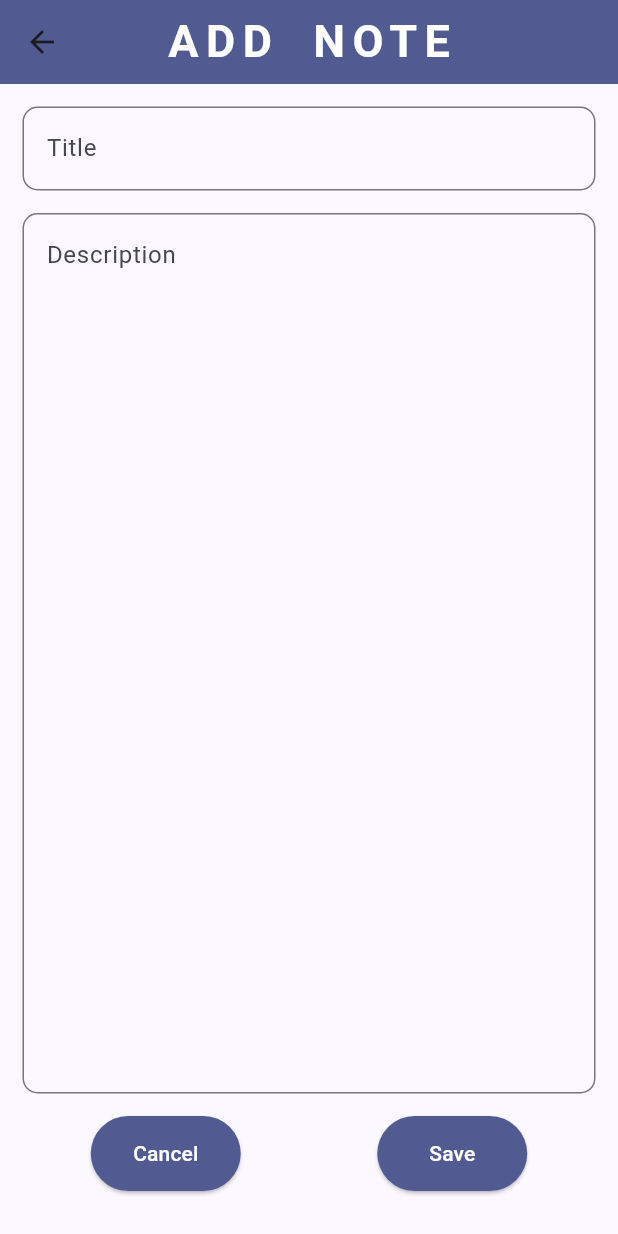
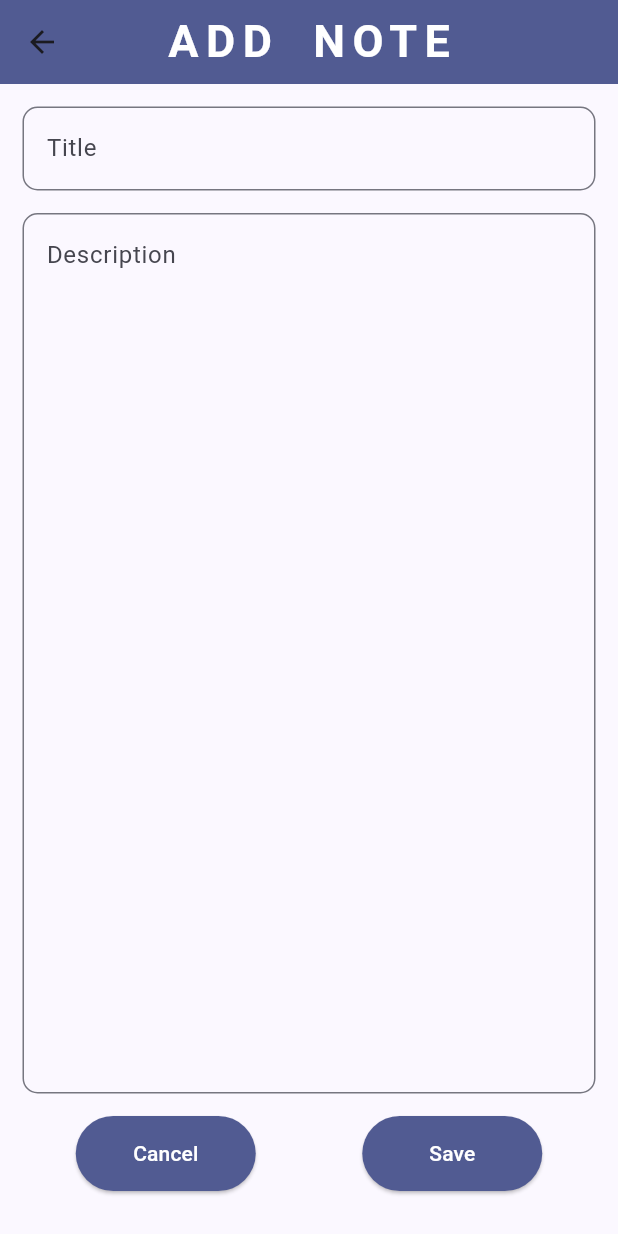
Before and after one commit to Muhammad-Jawad-Amin/DIARY-APP-FLUTTER-SQFLITE, a Flutter app: the screen it shows after launch, after a tap on the "add" icon, on a phone screen of 412 x 824 dp. Run offline on Flutter 3.47's test engine with Material 3 defaults, Android fonts, the light colour scheme and no system bars; our stand-ins replace sqflite; accounts and stored records are empty.

Commit message:
Adjust the update screen button.

```diff
--- a/lib/screens/addnote_screen.dart
+++ b/lib/screens/addnote_screen.dart
@@ -73,7 +73,7 @@ class _AddNoteScreenState extends State<AddNoteScreen> {
                   style: ElevatedButton.styleFrom(
                     foregroundColor: Colors.blueAccent,
                     backgroundColor: Theme.of(context).colorScheme.primary,
-                    fixedSize: const Size(100, 50),
+                    fixedSize: const Size(120, 50),
                   ),
                   child: const Text(
                     "Cancel",
@@ -88,7 +88,7 @@ class _AddNoteScreenState extends State<AddNoteScreen> {
                   style: ElevatedButton.styleFrom(
                     foregroundColor: Colors.blueAccent,
                     backgroundColor: Theme.of(context).colorScheme.primary,
-                    fixedSize: const Size(100, 50),
+                    fixedSize: const Size(120, 50),
                   ),
                   child: const Text(
                     "Save",
--- a/lib/screens/home_screen.dart
+++ b/lib/screens/home_screen.dart
@@ -32,16 +32,7 @@ class HomeScreenState extends State<HomeScreen> {
         future: NotesRepository.getNotes(),
         builder: (context, snapshot) {
           if (snapshot.connectionState == ConnectionState.done) {
-            if (snapshot.hasData) {
-              return ListView.builder(
-                itemCount: snapshot.data!.length,
-                itemBuilder: (context, index) {
-                  return ItemNote(
-                    note: snapshot.data![index],
-                  );
-                },
-              );
-            } else {
+            if (snapshot.data == null || snapshot.data!.isEmpty) {
               return Center(
                 child: Container(
                   decoration: BoxDecoration(
@@ -58,6 +49,15 @@ class HomeScreenState extends State<HomeScreen> {
                     ),
                   ),
                 ),
+              );
+            } else {
+              return ListView.builder(
+                itemCount: snapshot.data!.length,
+                itemBuilder: (context, index) {
+                  return ItemNote(
+                    note: snapshot.data![index],
+                  );
+                },
               );
             }
           }
--- a/lib/screens/updatenote_screen.dart
+++ b/lib/screens/updatenote_screen.dart
@@ -80,7 +80,7 @@ class _UpdateNoteScreenState extends State<UpdateNoteScreen> {
                   style: ElevatedButton.styleFrom(
                     foregroundColor: Colors.blueAccent,
                     backgroundColor: Theme.of(context).colorScheme.primary,
-                    fixedSize: const Size(100, 50),
+                    fixedSize: const Size(120, 50),
                   ),
                   child: const Text(
                     "Cancel",
@@ -95,7 +95,7 @@ class _UpdateNoteScreenState extends State<UpdateNoteScreen> {
                   style: ElevatedButton.styleFrom(
                     foregroundColor: Colors.blueAccent,
                     backgroundColor: Theme.of(context).colorScheme.primary,
-                    fixedSize: const Size(100, 50),
+                    fixedSize: const Size(120, 50),
                   ),
                   child: const Text(
                     "UPDATE",
```
